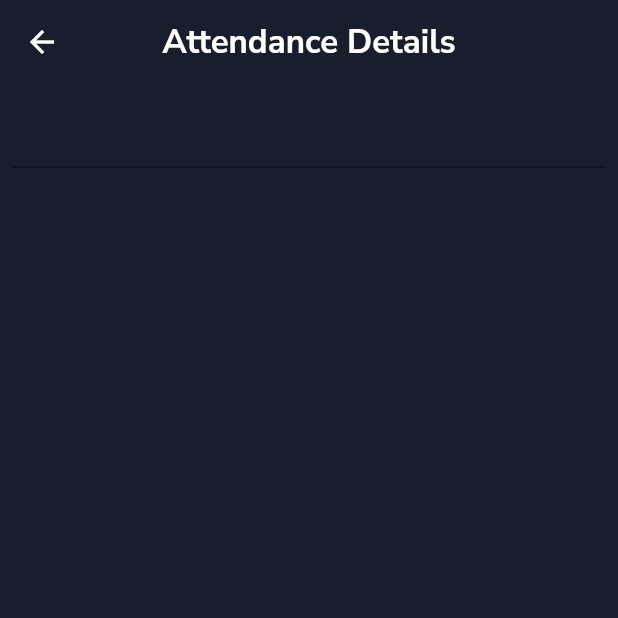
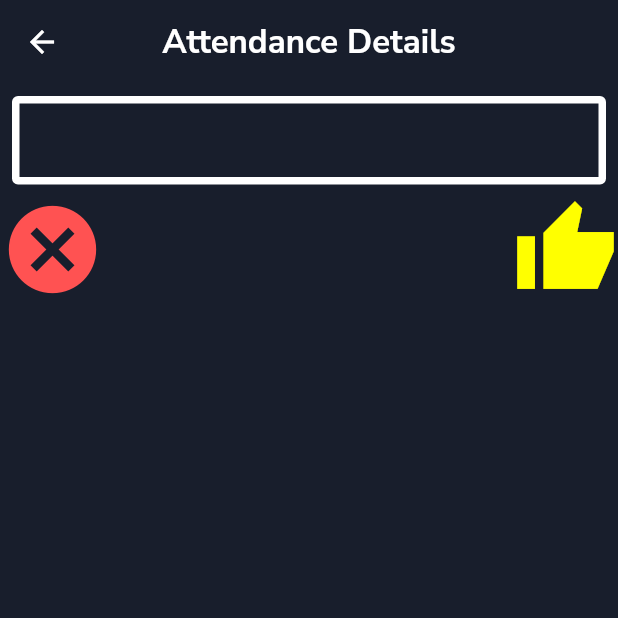
Before and after one commit to thesparkler/mozak, a Flutter app: the AttendancePage screen opened by its route, on a phone screen of 412 x 824 dp, the top half of it. Run offline on Flutter 3.47's test engine with Material 2 defaults, Android fonts, the phone set to English and light mode, and no system bars; our stand-ins replace auto_size_text, connectivity_plus, flutter_easyloading, google_fonts, lottie, shared_preferences; missing offline and left inert: gsheets; accounts and stored records are empty; network calls fail; key blocks and very long unbroken strings in the code were emptied for the run.

Commit message:
added icon on attendancePage but could not show it only when youth is selected.

```diff
--- a/lib/screens/attendancePage.dart
+++ b/lib/screens/attendancePage.dart
@@ -42,6 +42,8 @@ class _AttendancePageState extends State<AttendancePage> {
   Widget build(BuildContext context) {
     final mediaQuery = MediaQuery.of(context);
     index = 0;
+    var showOptions = false;
+
     final appBar = AppBar(
       title: Text(
         'Attendance Details',
@@ -73,50 +75,9 @@ class _AttendancePageState extends State<AttendancePage> {
       key: _scaffoldKey,
       appBar: appBar,
       backgroundColor: hexToColor(AppColors.appThemeColor),
-      // body: ScrollConfiguration(
-      //   behavior: NoGlowBehaviour(),
-      //   child: Column(
-      //     children: [
-      //       FutureBuilder<List<AttendanceTable>>(
-      //           future: getAttendanceData(),
-      //           builder: (BuildContext context,
-      //               AsyncSnapshot<List<AttendanceTable>> snapshot) {
-      //             if (snapshot.connectionState == ConnectionState.done) {
-      //               if (snapshot.hasError) {
-      //                 return Center(
-      //                   child: Text(
-      //                     '${snapshot.error} occurred',
-      //                     style: TextStyle(fontSize: 18),
-      //                   ),
-      //                 );
-      //               } else if (snapshot.hasData) {
-      //                 attendanceTableList = snapshot.data!;
-      //                 // return Column(
-      //                 //   children: centerList
-      //                 //       .map((e) => getCenterRow(e.location))
-      //                 //       .toList(),
-      //                 // );
-      //                 // return ListView.builder(
-      //                 //     physics: const ClampingScrollPhysics(),
-      //                 //     scrollDirection:
-      //                 //         axisDirectionToAxis(AxisDirection.down),
-      //                 //     shrinkWrap: true,
-      //                 //     itemCount: attendanceTableList.length,
-      //                 //     itemBuilder: (context, index) {
-      //                 //       return Table();
-      //                 //     });
-      //
-      //               }
-      //             }
-      //
-      //             return Center(
-      //               child: CircularProgressIndicator(),
-      //             );
-      //           }),
-      //     ],
-      //   ),
-      // ),
-      body: ScrollConfiguration(
+      body: Column(
+        children: [
+          ScrollConfiguration(
             behavior: NoGlowBehaviour(),
             child: Autocomplete<Youth>(
               optionsBuilder: (TextEditingValue textEditingValue) {
@@ -136,6 +97,15 @@ class _AttendancePageState extends State<AttendancePage> {
                 return Padding(
                   padding: const EdgeInsets.all(8.0),
                   child: TextField(
+                    decoration: InputDecoration(
+                      enabledBorder: OutlineInputBorder(
+                        borderSide: BorderSide(color: Colors.white, width: 5.0),
+                      ),
+                      focusedBorder: OutlineInputBorder(
+                        borderSide: BorderSide(color: Colors.blueAccent, width: 5.0),
+                      ),
+
+                    ),
                     focusNode: fieldFocusNode,
                     controller: fieldTextEditingController,
                     style: TextStyle(
@@ -176,8 +146,26 @@ class _AttendancePageState extends State<AttendancePage> {
                 print(
                     'Selected: ${selection.rollno + " " + selection.youthFullName}');
                 selectedID = selection.id!;
+
               },
             ),
+          ),
+          Row(
+            mainAxisAlignment: MainAxisAlignment.spaceBetween,
+            children: [
+              Icon(
+                Icons.cancel,
+                color: Colors.redAccent,
+                size: 70.0,
+              ),
+              Icon(
+                Icons.thumb_up_sharp,
+                color: Colors.yellowAccent,
+                size: 70.0,
+              ),
+            ],
+          )
+        ],
       ),
     );
   }
--- a/lib/screens/home.dart
+++ b/lib/screens/home.dart
@@ -1,4 +1,5 @@
 import 'package:flutter/material.dart';
+import 'package:flutter/services.dart';
 
 import '../constants/AppColors.dart';
 import '../model/attendanceTable.dart';
```
Lines whose indentation alone changed are shown as unchanged.
